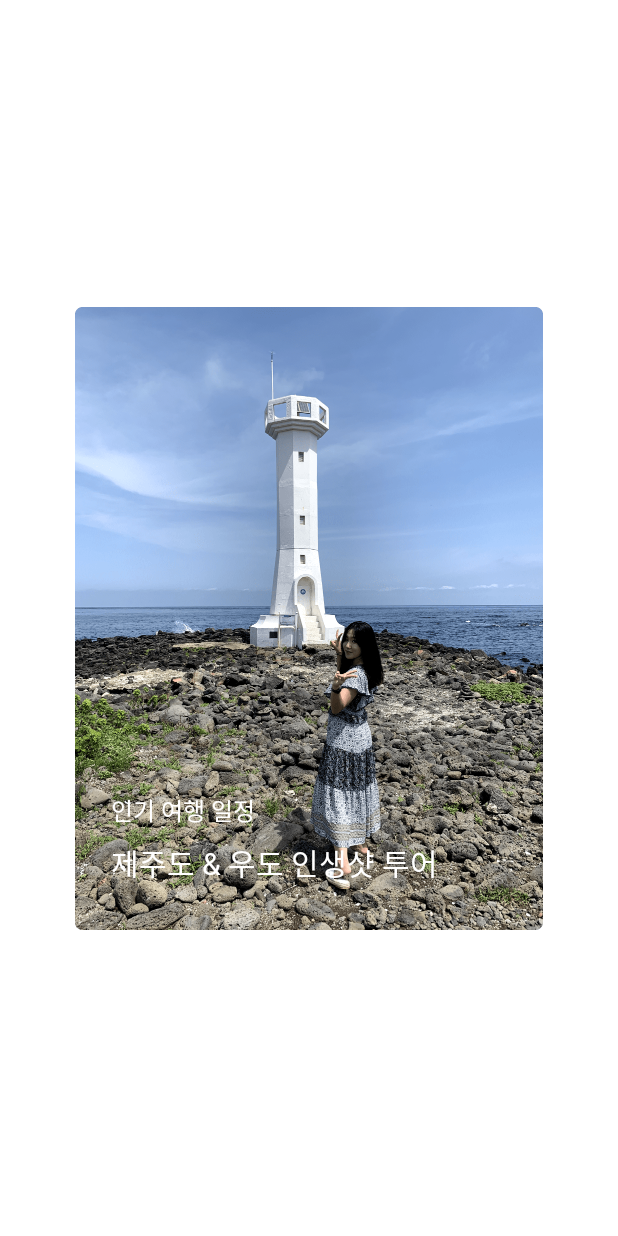
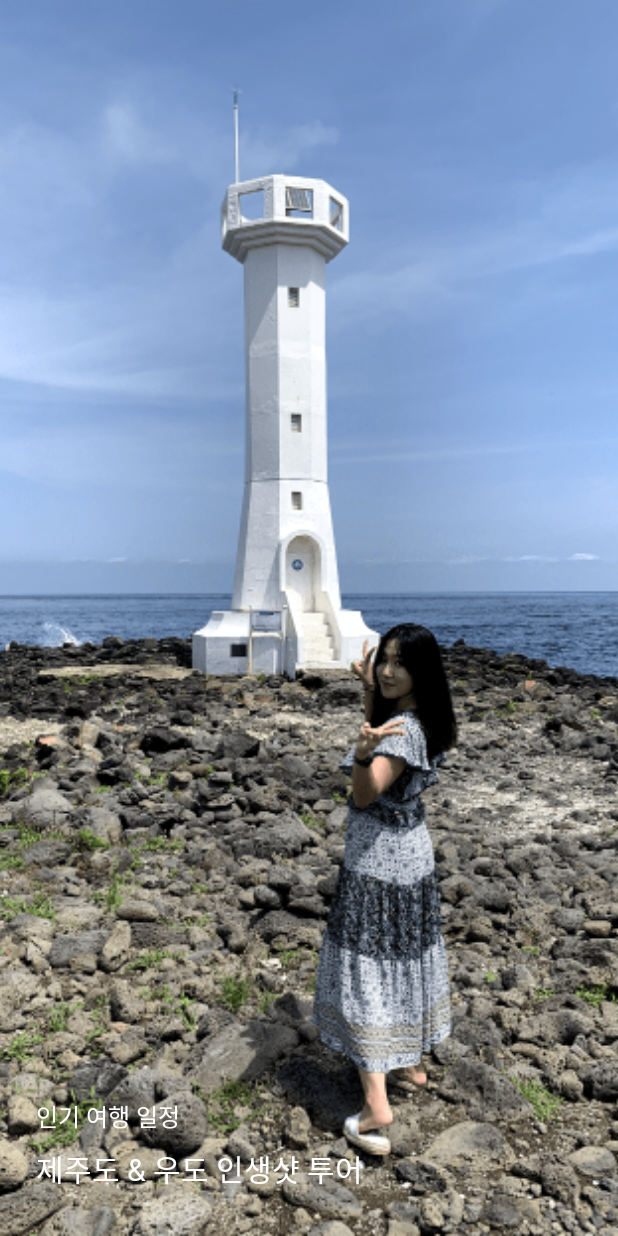
Before and after one commit to TeamBeMyPlan/BeMyPlan-Android, an Android app: the layout item_popular.xml on its own in the app's theme, with its tools: preview values and no code run, on a phone screen of 412 x 824 dp. Run offline under Robolectric (Android 15) with nearby library versions, the phone set to English and light mode, and no system bars.

Commit message:
[FEAT] #64 - 홈 프레그먼트 인기 일정 서버연결 완료

```diff
--- a/app/src/main/java/co/kr/bemyplan/data/entity/main/home/HomePopularService.kt
+++ b/app/src/main/java/co/kr/bemyplan/data/entity/main/home/HomePopularService.kt
@@ -5,6 +5,6 @@ import retrofit2.Response
 import retrofit2.http.GET
 
 interface HomePopularService {
-    @GET()
+    @GET("/api/v1/post/popular")
     fun getPopularData(): Call<ResponseHomePopularData>
 }
--- a/app/src/main/java/co/kr/bemyplan/ui/main/home/HomeViewPagerAdapter.kt
+++ b/app/src/main/java/co/kr/bemyplan/ui/main/home/HomeViewPagerAdapter.kt
@@ -26,6 +26,7 @@ class HomeViewPagerAdapter(val itemClick: (ResponseHomePopularData.Data) -> Unit
 //            Glide.with(binding.ivPopular.context).load(data.img).into(binding.ivPopular)
 
             binding.popularityItem=data
+            Log.d("yongminPopularImage", "잘 들어오나")
             clipTo(binding.ivPopular, data.thumbnail_url)
 
 //            if(binding.tvPopularContent.isLaidOut){
--- a/app/src/main/res/layout/fragment_home.xml
+++ b/app/src/main/res/layout/fragment_home.xml
@@ -45,12 +45,12 @@
 
                 <androidx.viewpager2.widget.ViewPager2
                     android:id="@+id/vp_popular"
-                    android:layout_width="match_parent"
-                    android:layout_height="wrap_content"
+                    android:layout_width="0dp"
+                    android:layout_height="0dp"
                     android:layout_marginTop="20dp"
                     android:clipChildren="false"
                     android:clipToPadding="false"
-                    app:layout_constraintDimensionRatio="1:1.3"
+                    app:layout_constraintDimensionRatio="1:1.15"
                     app:layout_constraintEnd_toEndOf="parent"
                     app:layout_constraintStart_toStartOf="parent"
                     app:layout_constraintTop_toBottomOf="@id/tv_suggest" />
--- a/app/src/main/res/layout/item_popular.xml
+++ b/app/src/main/res/layout/item_popular.xml
@@ -15,10 +15,9 @@
 
         <ImageView
             android:id="@+id/iv_popular"
-            android:layout_width="wrap_content"
-            android:layout_height="wrap_content"
-            android:scaleType="fitXY"
-            android:src="@{popularityItem.thumbnail_url}"
+            android:layout_width="match_parent"
+            android:layout_height="match_parent"
+            android:scaleType="centerCrop"
             android:background="@drawable/rectangle_radius_5"
             app:layout_constraintBottom_toBottomOf="parent"
             app:layout_constraintEnd_toEndOf="parent"
```
Also changed, not shown: app/src/main/java/co/kr/bemyplan/ui/main/home/HomeFragment.kt (+10 -5 lines), app/src/main/java/co/kr/bemyplan/ui/main/home/HomeViewModel.kt (+2 -8 lines).
